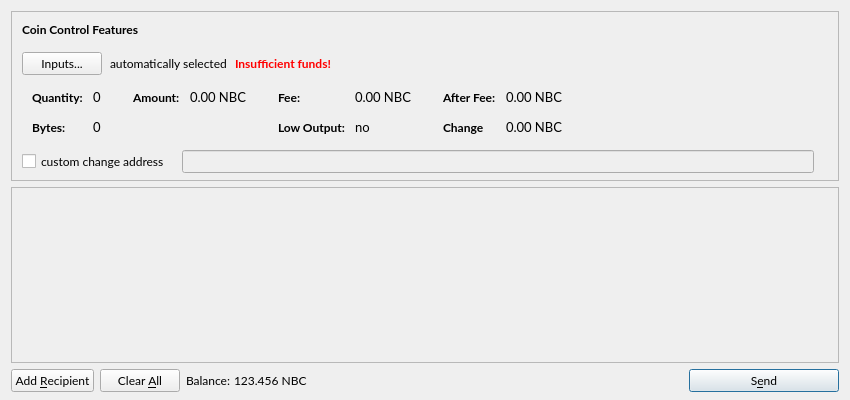
This is src/qt/forms/sendcoinsdialog.ui in nexbitproject/nexbit as Qt 5 draws it before an edit. The edited form follows.
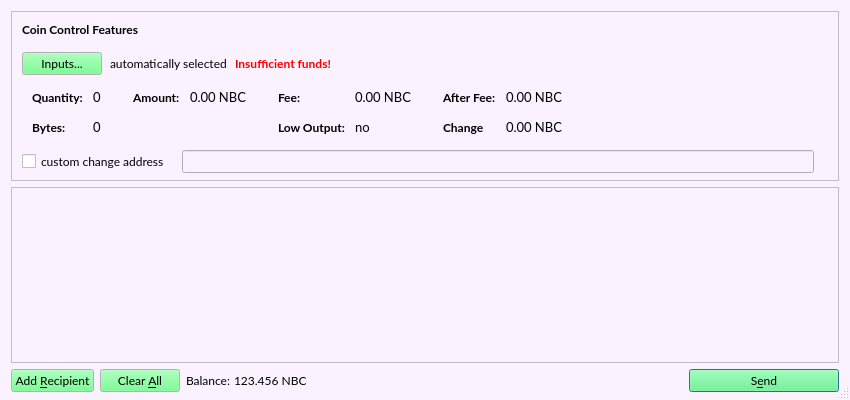
This is the edited form. Icons and pictures are not drawn.

```diff
--- a/src/qt/forms/sendcoinsdialog.ui
+++ b/src/qt/forms/sendcoinsdialog.ui
@@ -10,6 +10,448 @@
     <height>400</height>
    </rect>
   </property>
+  <property name="palette">
+   <palette>
+    <active>
+     <colorrole role="WindowText">
+      <brush brushstyle="SolidPattern">
+       <color alpha="255">
+        <red>0</red>
+        <green>0</green>
+        <blue>0</blue>
+       </color>
+      </brush>
+     </colorrole>
+     <colorrole role="Button">
+      <brush brushstyle="SolidPattern">
+       <color alpha="255">
+        <red>85</red>
+        <green>255</green>
+        <blue>119</blue>
+       </color>
+      </brush>
+     </colorrole>
+     <colorrole role="Light">
+      <brush brushstyle="SolidPattern">
+       <color alpha="255">
+        <red>213</red>
+        <green>255</green>
+        <blue>221</blue>
+       </color>
+      </brush>
+     </colorrole>
+     <colorrole role="Midlight">
+      <brush brushstyle="SolidPattern">
+       <color alpha="255">
+        <red>149</red>
+        <green>255</green>
+        <blue>170</blue>
+       </color>
+      </brush>
+     </colorrole>
+     <colorrole role="Dark">
+      <brush brushstyle="SolidPattern">
+       <color alpha="255">
+        <red>42</red>
+        <green>127</green>
+        <blue>59</blue>
+       </color>
+      </brush>
+     </colorrole>
+     <colorrole role="Mid">
+      <brush brushstyle="SolidPattern">
+       <color alpha="255">
+        <red>56</red>
+        <green>170</green>
+        <blue>79</blue>
+       </color>
+      </brush>
+     </colorrole>
+     <colorrole role="Text">
+      <brush brushstyle="SolidPattern">
+       <color alpha="255">
+        <red>0</red>
+        <green>0</green>
+        <blue>0</blue>
+       </color>
+      </brush>
+     </colorrole>
+     <colorrole role="BrightText">
+      <brush brushstyle="SolidPattern">
+       <color alpha="255">
+        <red>255</red>
+        <green>255</green>
+        <blue>255</blue>
+       </color>
+      </brush>
+     </colorrole>
+     <colorrole role="ButtonText">
+      <brush brushstyle="SolidPattern">
+       <color alpha="255">
+        <red>0</red>
+        <green>0</green>
+        <blue>0</blue>
+       </color>
+      </brush>
+     </colorrole>
+     <colorrole role="Base">
+      <brush brushstyle="SolidPattern">
+       <color alpha="255">
+        <red>255</red>
+        <green>255</green>
+        <blue>255</blue>
+       </color>
+      </brush>
+     </colorrole>
+     <colorrole role="Window">
+      <brush brushstyle="SolidPattern">
+       <color alpha="255">
+        <red>251</red>
+        <green>242</green>
+        <blue>255</blue>
+       </color>
+      </brush>
+     </colorrole>
+     <colorrole role="Shadow">
+      <brush brushstyle="SolidPattern">
+       <color alpha="255">
+        <red>0</red>
+        <green>0</green>
+        <blue>0</blue>
+       </color>
+      </brush>
+     </colorrole>
+     <colorrole role="AlternateBase">
+      <brush brushstyle="SolidPattern">
+       <color alpha="255">
+        <red>170</red>
+        <green>255</green>
+        <blue>187</blue>
+       </color>
+      </brush>
+     </colorrole>
+     <colorrole role="ToolTipBase">
+      <brush brushstyle="SolidPattern">
+       <color alpha="255">
+        <red>255</red>
+        <green>255</green>
+        <blue>220</blue>
+       </color>
+      </brush>
+     </colorrole>
+     <colorrole role="ToolTipText">
+      <brush brushstyle="SolidPattern">
+       <color alpha="255">
+        <red>0</red>
+        <green>0</green>
+        <blue>0</blue>
+       </color>
+      </brush>
+     </colorrole>
+     <colorrole role="PlaceholderText">
+      <brush brushstyle="SolidPattern">
+       <color alpha="128">
+        <red>0</red>
+        <green>0</green>
+        <blue>0</blue>
+       </color>
+      </brush>
+     </colorrole>
+    </active>
+    <inactive>
+     <colorrole role="WindowText">
+      <brush brushstyle="SolidPattern">
+       <color alpha="255">
+        <red>0</red>
+        <green>0</green>
+        <blue>0</blue>
+       </color>
+      </brush>
+     </colorrole>
+     <colorrole role="Button">
+      <brush brushstyle="SolidPattern">
+       <color alpha="255">
+        <red>85</red>
+        <green>255</green>
+        <blue>119</blue>
+       </color>
+      </brush>
+     </colorrole>
+     <colorrole role="Light">
+      <brush brushstyle="SolidPattern">
+       <color alpha="255">
+        <red>213</red>
+        <green>255</green>
+        <blue>221</blue>
+       </color>
+      </brush>
+     </colorrole>
+     <colorrole role="Midlight">
+      <brush brushstyle="SolidPattern">
+       <color alpha="255">
+        <red>149</red>
+        <green>255</green>
+        <blue>170</blue>
+       </color>
+      </brush>
+     </colorrole>
+     <colorrole role="Dark">
+      <brush brushstyle="SolidPattern">
+       <color alpha="255">
+        <red>42</red>
+        <green>127</green>
+        <blue>59</blue>
+       </color>
+      </brush>
+     </colorrole>
+     <colorrole role="Mid">
+      <brush brushstyle="SolidPattern">
+       <color alpha="255">
+        <red>56</red>
+        <green>170</green>
+        <blue>79</blue>
+       </color>
+      </brush>
+     </colorrole>
+     <colorrole role="Text">
+      <brush brushstyle="SolidPattern">
+       <color alpha="255">
+        <red>0</red>
+        <green>0</green>
+        <blue>0</blue>
+       </color>
+      </brush>
+     </colorrole>
+     <colorrole role="BrightText">
+      <brush brushstyle="SolidPattern">
+       <color alpha="255">
+        <red>255</red>
+        <green>255</green>
+        <blue>255</blue>
+       </color>
+      </brush>
+     </colorrole>
+     <colorrole role="ButtonText">
+      <brush brushstyle="SolidPattern">
+       <color alpha="255">
+        <red>0</red>
+        <green>0</green>
+        <blue>0</blue>
+       </color>
+      </brush>
+     </colorrole>
+     <colorrole role="Base">
+      <brush brushstyle="SolidPattern">
+       <color alpha="255">
+        <red>255</red>
+        <green>255</green>
+        <blue>255</blue>
+       </color>
+      </brush>
+     </colorrole>
+     <colorrole role="Window">
+      <brush brushstyle="SolidPattern">
+       <color alpha="255">
+        <red>251</red>
+        <green>242</green>
+        <blue>255</blue>
+       </color>
+      </brush>
+     </colorrole>
+     <colorrole role="Shadow">
+      <brush brushstyle="SolidPattern">
+       <color alpha="255">
+        <red>0</red>
+        <green>0</green>
+        <blue>0</blue>
+       </color>
+      </brush>
+     </colorrole>
+     <colorrole role="AlternateBase">
+      <brush brushstyle="SolidPattern">
+       <color alpha="255">
+        <red>170</red>
+        <green>255</green>
+        <blue>187</blue>
+       </color>
+      </brush>
+     </colorrole>
+     <colorrole role="ToolTipBase">
+      <brush brushstyle="SolidPattern">
+       <color alpha="255">
+        <red>255</red>
+        <green>255</green>
+        <blue>220</blue>
+       </color>
+      </brush>
+     </colorrole>
+     <colorrole role="ToolTipText">
+      <brush brushstyle="SolidPattern">
+       <color alpha="255">
+        <red>0</red>
+        <green>0</green>
+        <blue>0</blue>
+       </color>
+      </brush>
+     </colorrole>
+     <colorrole role="PlaceholderText">
+      <brush brushstyle="SolidPattern">
+       <color alpha="128">
+        <red>0</red>
+        <green>0</green>
+        <blue>0</blue>
+       </color>
+      </brush>
+     </colorrole>
+    </inactive>
+    <disabled>
+     <colorrole role="WindowText">
+      <brush brushstyle="SolidPattern">
+       <color alpha="255">
+        <red>42</red>
+        <green>127</green>
+        <blue>59</blue>
+       </color>
+      </brush>
+     </colorrole>
+     <colorrole role="Button">
+      <brush brushstyle="SolidPattern">
+       <color alpha="255">
+        <red>85</red>
+        <green>255</green>
+        <blue>119</blue>
+       </color>
+      </brush>
+     </colorrole>
+     <colorrole role="Light">
+      <brush brushstyle="SolidPattern">
+       <color alpha="255">
+        <red>213</red>
+        <green>255</green>
+        <blue>221</blue>
+       </color>
+      </brush>
+     </colorrole>
+     <colorrole role="Midlight">
+      <brush brushstyle="SolidPattern">
+       <color alpha="255">
+        <red>149</red>
+        <green>255</green>
+        <blue>170</blue>
+       </color>
+      </brush>
+     </colorrole>
+     <colorrole role="Dark">
+      <brush brushstyle="SolidPattern">
+       <color alpha="255">
+        <red>42</red>
+        <green>127</green>
+        <blue>59</blue>
+       </color>
+      </brush>
+     </colorrole>
+     <colorrole role="Mid">
+      <brush brushstyle="SolidPattern">
+       <color alpha="255">
+        <red>56</red>
+        <green>170</green>
+        <blue>79</blue>
+       </color>
+      </brush>
+     </colorrole>
+     <colorrole role="Text">
+      <brush brushstyle="SolidPattern">
+       <color alpha="255">
+        <red>42</red>
+        <green>127</green>
+        <blue>59</blue>
+       </color>
+      </brush>
+     </colorrole>
+     <colorrole role="BrightText">
+      <brush brushstyle="SolidPattern">
+       <color alpha="255">
+        <red>255</red>
+        <green>255</green>
+        <blue>255</blue>
+       </color>
+      </brush>
+     </colorrole>
+     <colorrole role="ButtonText">
+      <brush brushstyle="SolidPattern">
+       <color alpha="255">
+        <red>42</red>
+        <green>127</green>
+        <blue>59</blue>
+       </color>
+      </brush>
+     </colorrole>
+     <colorrole role="Base">
+      <brush brushstyle="SolidPattern">
+       <color alpha="255">
+        <red>251</red>
+        <green>242</green>
+        <blue>255</blue>
+       </color>
+      </brush>
+     </colorrole>
+     <colorrole role="Window">
+      <brush brushstyle="SolidPattern">
+       <color alpha="255">
+        <red>251</red>
+        <green>242</green>
+        <blue>255</blue>
+       </color>
+      </brush>
+     </colorrole>
+     <colorrole role="Shadow">
+      <brush brushstyle="SolidPattern">
+       <color alpha="255">
+        <red>0</red>
+        <green>0</green>
+        <blue>0</blue>
+       </color>
+      </brush>
+     </colorrole>
+     <colorrole role="AlternateBase">
+      <brush brushstyle="SolidPattern">
+       <color alpha="255">
+        <red>85</red>
+        <green>255</green>
+        <blue>119</blue>
+       </color>
+      </brush>
+     </colorrole>
+     <colorrole role="ToolTipBase">
+      <brush brushstyle="SolidPattern">
+       <color alpha="255">
+        <red>255</red>
+        <green>255</green>
+        <blue>220</blue>
+       </color>
+      </brush>
+     </colorrole>
+     <colorrole role="ToolTipText">
+      <brush brushstyle="SolidPattern">
+       <color alpha="255">
+        <red>0</red>
+        <green>0</green>
+        <blue>0</blue>
+       </color>
+      </brush>
+     </colorrole>
+     <colorrole role="PlaceholderText">
+      <brush brushstyle="SolidPattern">
+       <color alpha="128">
+        <red>0</red>
+        <green>0</green>
+        <blue>0</blue>
+       </color>
+      </brush>
+     </colorrole>
+    </disabled>
+   </palette>
+  </property>
   <property name="font">
    <font>
     <family>Lato</family>
@@ -18,8 +460,21 @@
   <property name="windowTitle">
    <string>Send Coins</string>
   </property>
+  <property name="windowIcon">
+   <iconset>
+    <normaloff>../../../../../@media/favicon.ico</normaloff>../../../../../@media/favicon.ico</iconset>
+  </property>
+  <property name="autoFillBackground">
+   <bool>true</bool>
+  </property>
   <property name="styleSheet">
-   <string notr="true">background-image: url(:/bg/res/icons/bg-welcome.png);</string>
+   <string notr="true"/>
+  </property>
+  <property name="sizeGripEnabled">
+   <bool>true</bool>
+  </property>
+  <property name="modal">
+   <bool>true</bool>
   </property>
   <layout class="QVBoxLayout" name="verticalLayout" stretch="0,1,0">
    <property name="bottomMargin">
```
Left out of the diff: 2 changed lines with no effect on the pictures.
